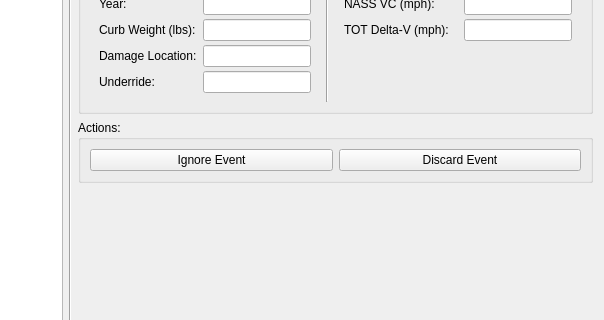
The window that src/app/ui/EventsTab.ui (caden-maxwell/nhtsa-scrape) describes before a commit, drawn with Qt 5; both pictures show x 297 to 901 and y 108 to 428 of the 901 by 771 pixel window.
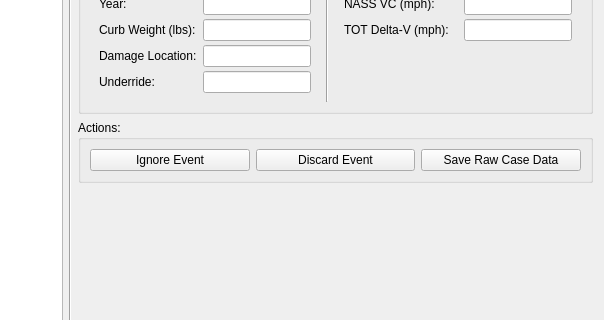
The same window after the commit.

Commit message: Added raw case data saving functionality

Patch:
```diff
--- a/src/app/ui/EventsTab.ui
+++ b/src/app/ui/EventsTab.ui
@@ -130,6 +130,13 @@
         </property>
        </widget>
       </item>
+      <item>
+       <widget class="QPushButton" name="saveCaseBtn">
+        <property name="text">
+         <string>Save Raw Case Data</string>
+        </property>
+       </widget>
+      </item>
      </layout>
     </widget>
    </item>
```
The commit also changes 6 other files.
